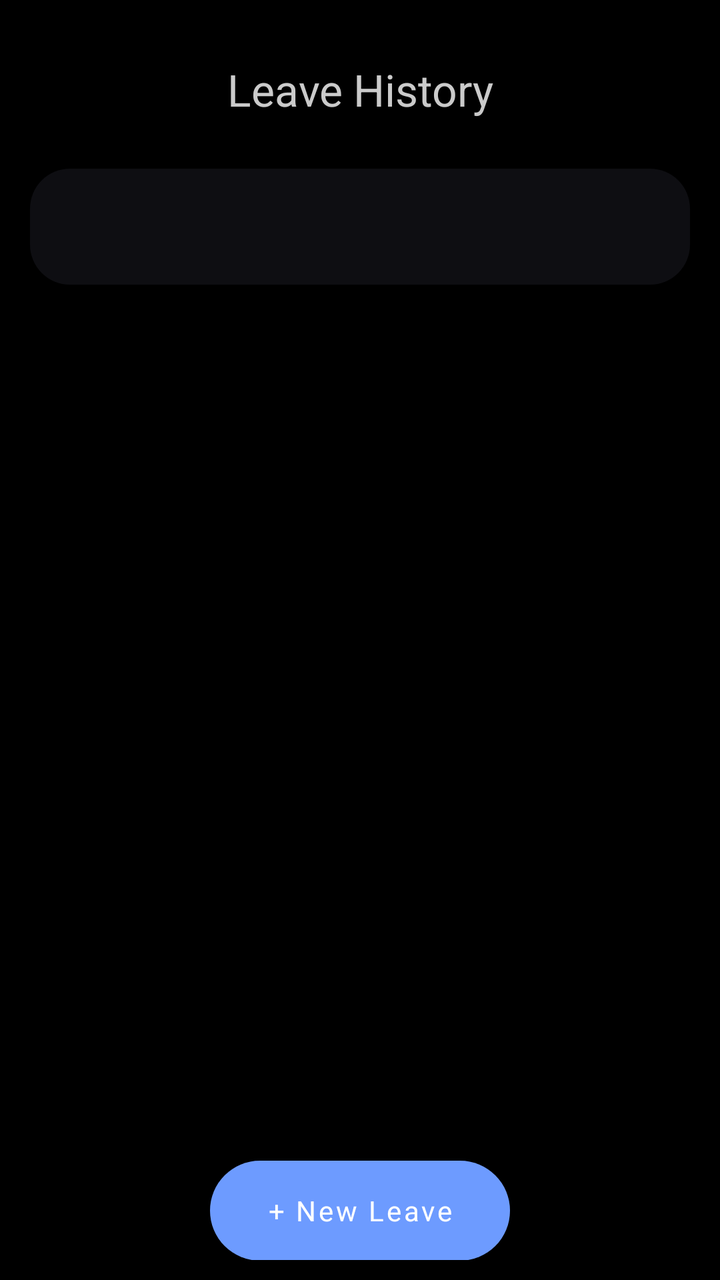
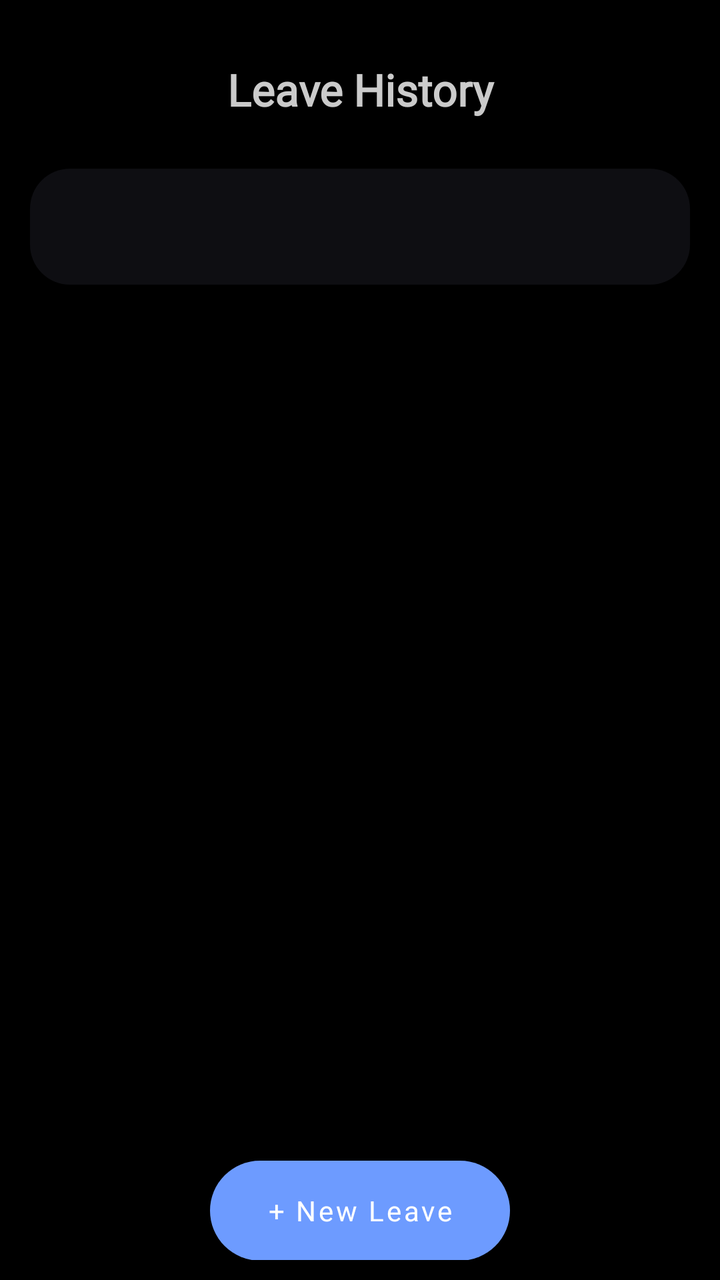

Before-and-after screenshots of an Android layout around one commit, followed by the original layout XML and the change that was made.
<!-- AndroidManifest.xml: application theme AppTheme -->
<!-- res/layout/fragment_leaves.xml -->
<?xml version="1.0" encoding="utf-8"?>
<layout>

    <LinearLayout xmlns:android="http://schemas.android.com/apk/res/android"
        xmlns:app="http://schemas.android.com/apk/res-auto"
        xmlns:tools="http://schemas.android.com/tools"
        android:layout_width="match_parent"
        android:layout_height="match_parent"
        android:clickable="true"
        android:background="@android:color/black"
        android:orientation="vertical"
        android:padding="@dimen/_10dp"
        tools:context=".EmployeeAction.EmployeeActions">

        <LinearLayout
            android:layout_width="match_parent"
            android:layout_height="wrap_content"
            android:layout_marginTop="20dp"
            android:layout_marginBottom="@dimen/_20dp">

            <ImageView
                android:id="@+id/backBtn"
                android:layout_width="wrap_content"
                android:layout_height="wrap_content"
                android:layout_marginStart="25dp"
                android:src="@drawable/backbutton"
                android:visibility="gone" />

            <TextView
                android:layout_width="match_parent"
                android:layout_height="wrap_content"
                android:gravity="center"
                android:text="Leave History"
                android:textColor="@color/greyforText"
                android:textSize="22sp" />

        </LinearLayout>

        <com.google.android.material.tabs.TabLayout
            android:id="@+id/tabs"
            android:layout_width="match_parent"
            android:layout_height="wrap_content"
            android:layout_gravity="center"
            android:layout_margin="@dimen/_5dp"
            android:animateLayoutChanges="true"
            android:background="@drawable/tab_bg"
            android:elevation="@dimen/_30dp"
            android:paddingBottom="@dimen/_10dp"
            app:tabBackground="@drawable/tab_selected"
            app:tabGravity="fill"
            app:tabIndicator="@drawable/tab_selected"
            app:tabMode="fixed"
            app:tabSelectedTextColor="@color/white"
            app:tabTextColor="#A2A2B5" />

        <androidx.viewpager.widget.ViewPager
            android:id="@+id/viewPager"
            android:layout_width="match_parent"
            android:layout_height="wrap_content" />

        <Button
            android:id="@+id/NewLeave"
            style="@style/AttendanceButton"
            android:layout_width="@dimen/_150dp"
            android:layout_height="50dp"
            android:layout_gravity="center"
            android:layout_marginTop="-50dp"
            android:layout_marginBottom="16dp"
            android:background="@drawable/attendancebutton"
            android:fontFamily="@font/dm_sans"
            android:hint="+ New Leave"
            android:textColorHint="@color/white" />

    </LinearLayout>
</layout>
<!-- resources referenced by this layout -->
<resources>
  <color name="greyforText">#CCCCCC</color>
  <color name="white">#FFFFFF</color>
  <dimen name="_10dp">10dp</dimen>
  <dimen name="_150dp">150dp</dimen>
  <dimen name="_20dp">20dp</dimen>
  <dimen name="_30dp">30dp</dimen>
  <dimen name="_5dp">5dp</dimen>
  <!-- drawable attendancebutton (drawable) -->
  <shape xmlns:android="http://schemas.android.com/apk/res/android"
      android:shape="rectangle">
      <solid android:color="#6D9BFF"/>
      <corners android:radius="25dp" /> 
  </shape>
  <!-- drawable backbutton: png bitmap (drawable, 227 bytes) -->
  <!-- drawable tab_bg (drawable) -->
  <shape xmlns:android="http://schemas.android.com/apk/res/android"
      android:shape="rectangle">
      <solid android:color="@color/lightGrey" /> 
      <corners android:radius="20dp" />
  </shape>
  <!-- drawable tab_selected (drawable) -->
  <?xml version="1.0" encoding="utf-8"?>
  <selector xmlns:android="http://schemas.android.com/apk/res/android">
  
          <item android:drawable="@drawable/dark_grey_bg" android:state_selected="true"/>
          <item android:drawable="@color/lightGrey"/>
  
  </selector>
  <style name="AttendanceButton" parent="Widget.MaterialComponents.Button">
          <item name="backgroundTint">@color/Blue</item>
      </style>
  <style name="AppTheme" parent="Theme.MaterialComponents.Light.NoActionBar">
          <item name="colorPrimaryDark">@color/black</item>
          <item name="colorSurface">@color/white</item>
      </style>
  <color name="lightGrey">#0E0E12</color>
  <!-- drawable dark_grey_bg (drawable) -->
  <?xml version="1.0" encoding="utf-8"?>
  <shape xmlns:android="http://schemas.android.com/apk/res/android"
      android:shape="rectangle">
      <solid android:color="@color/greyBackground"/>
      <corners android:radius="@dimen/_20dp"/>
      <stroke
          android:width="2dp" android:color="@color/strokeBlack"/>
  </shape>
  <color name="Blue">#6D9BFF</color>
  <color name="black">#FF000000</color>
  <color name="greyBackground">#111111</color>
  <color name="strokeBlack">#222222</color>
</resources>

<!-- the commit's change to res/layout/fragment_leaves.xml (unified diff, before → after) -->
@@ -30,6 +30,8 @@
                 android:layout_width="match_parent"
                 android:layout_height="wrap_content"
                 android:gravity="center"
+                android:fontFamily="@font/dm_sans"
+                android:textFontWeight="700"
                 android:text="Leave History"
                 android:textColor="@color/greyforText"
                 android:textSize="22sp" />
